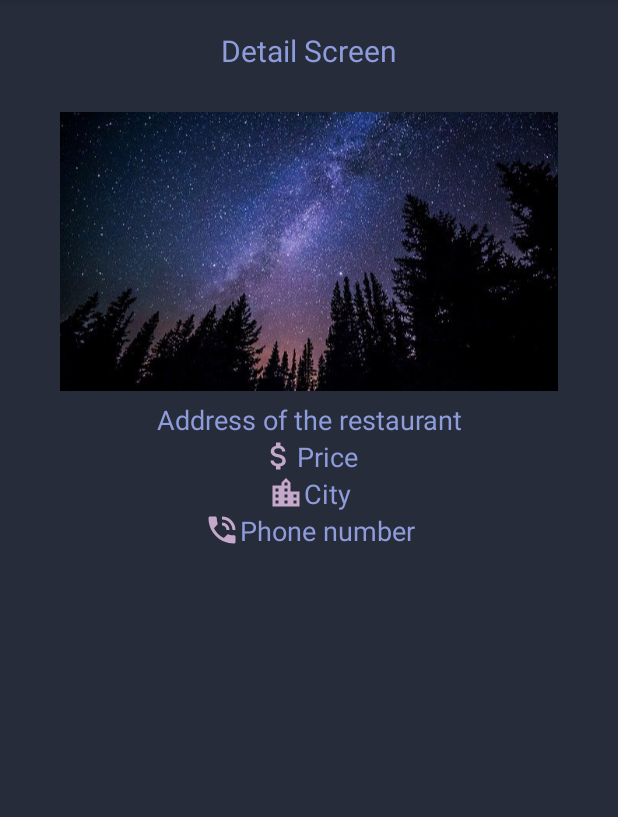
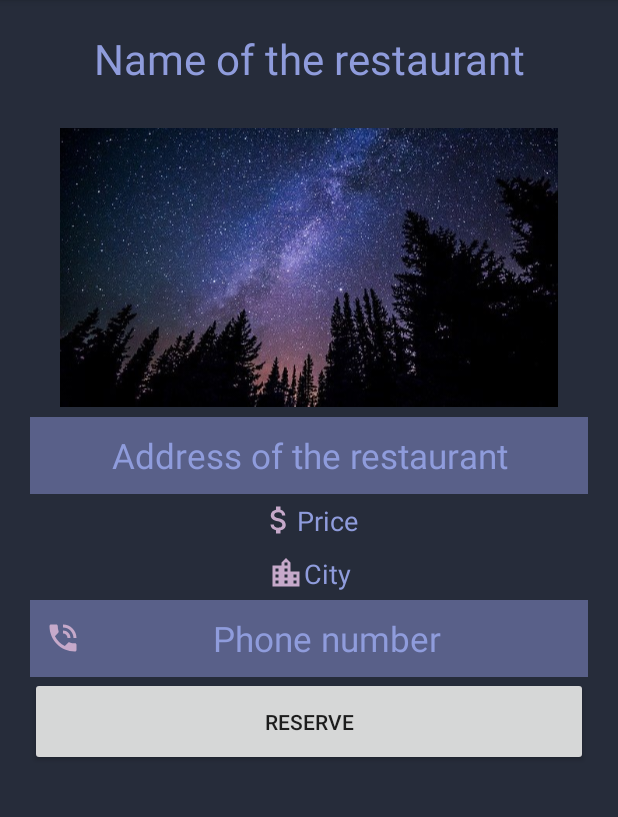
Before and after one commit to Reasz/AndroidProject, an Android app: the fragment DetailScreenFragment placed in its activity, on a phone screen of 412 x 824 dp, the part 84-901 px from its top. Run offline under Robolectric (Android 15) with nearby library versions, the phone set to English and light mode, and no system bars; our stand-ins replace navigation-ui; pictures from the network do not load; 8 statements that could not run were skipped.

Commit message:
DetailScreenFragment.kt, fragment_detail_screen.xml, strings.xml files updated, added a new button for reserve

```diff
--- a/app/src/main/java/com/example/foodproject/frg/DetailScreenFragment.kt
+++ b/app/src/main/java/com/example/foodproject/frg/DetailScreenFragment.kt
@@ -58,6 +58,12 @@ class DetailScreenFragment : Fragment() {
             startActivity(intent)
         }
 
+        view.restaurantDetailReserveButton.setOnClickListener{
+            val intent = Intent(Intent.ACTION_VIEW)
+            intent.data = Uri.parse(args.selectedRestaurant.mobile_reserve_url)
+            startActivity(intent)
+        }
+
         return view
     }
 
--- a/app/src/main/res/layout/fragment_detail_screen.xml
+++ b/app/src/main/res/layout/fragment_detail_screen.xml
@@ -4,81 +4,97 @@
     xmlns:tools="http://schemas.android.com/tools"
     android:layout_width="match_parent"
     android:layout_height="match_parent"
-    tools:context=".frg.DetailScreenFragment"
     android:background="@color/colorBackground"
-    android:padding="20dp">
+    android:padding="20dp"
+    tools:context=".frg.DetailScreenFragment">
 
     <!-- TODO: Update blank fragment layout -->
     <TextView
         android:id="@+id/restaurantDetailTitleTextView"
         android:layout_width="wrap_content"
         android:layout_height="wrap_content"
-        android:text="@string/detail_screen_fragment"
+        android:text="@string/restaurant_title"
         android:textColor="@color/colorAccent"
-        android:textSize="20sp"
-        app:layout_constraintTop_toTopOf="parent"
+        android:textSize="28sp"
+        app:layout_constraintEnd_toEndOf="parent"
         app:layout_constraintStart_toStartOf="parent"
-        app:layout_constraintEnd_toEndOf="parent"
-        />
+        app:layout_constraintTop_toTopOf="parent" />
 
     <ImageView
         android:id="@+id/restaurantDetailImageView"
         android:layout_width="match_parent"
         android:layout_height="200dp"
         android:layout_margin="20dp"
-        tools:src="@tools:sample/backgrounds/scenic"
         android:contentDescription="@string/restaurant_picture"
+        app:layout_constraintEnd_toEndOf="parent"
+        app:layout_constraintStart_toStartOf="parent"
         app:layout_constraintTop_toBottomOf="@id/restaurantDetailTitleTextView"
-        app:layout_constraintStart_toStartOf="parent"
-        app:layout_constraintEnd_toEndOf="parent"
-        />
+        tools:src="@tools:sample/backgrounds/scenic" />
 
     <TextView
         android:id="@+id/restaurantDetailAddressTextView"
-        android:layout_width="wrap_content"
+        android:layout_width="match_parent"
         android:layout_height="wrap_content"
+        android:background="@color/colorPrimaryDark"
+        android:gravity="center"
+        android:padding="10dp"
         android:text="@string/restaurant_address"
         android:textColor="@color/colorAccent"
-        android:textSize="18sp"
-        app:layout_constraintTop_toBottomOf="@id/restaurantDetailImageView"
+        android:textSize="23sp"
+        app:layout_constraintEnd_toEndOf="parent"
         app:layout_constraintStart_toStartOf="parent"
-        app:layout_constraintEnd_toEndOf="parent"/>
+        app:layout_constraintTop_toBottomOf="@id/restaurantDetailImageView" />
 
     <TextView
         android:id="@+id/restaurantDetailPriceTextView"
         android:layout_width="wrap_content"
         android:layout_height="wrap_content"
+        android:padding="5dp"
         android:text="@string/restaurant_price"
         android:textColor="@color/colorAccent"
         android:textSize="18sp"
-        app:layout_constraintTop_toBottomOf="@id/restaurantDetailAddressTextView"
+        app:drawableLeftCompat="@drawable/ic_price"
+        app:layout_constraintEnd_toEndOf="parent"
         app:layout_constraintStart_toStartOf="parent"
-        app:layout_constraintEnd_toEndOf="parent"
-        android:drawableLeft="@drawable/ic_price"/>
+        app:layout_constraintTop_toBottomOf="@id/restaurantDetailAddressTextView" />
 
     <TextView
         android:id="@+id/restaurantDetailCityTextView"
         android:layout_width="wrap_content"
         android:layout_height="wrap_content"
+        android:padding="5dp"
         android:text="@string/city"
         android:textColor="@color/colorAccent"
         android:textSize="18sp"
-        app:layout_constraintTop_toBottomOf="@id/restaurantDetailPriceTextView"
+        app:drawableLeftCompat="@drawable/ic_city"
+        app:layout_constraintEnd_toEndOf="parent"
         app:layout_constraintStart_toStartOf="parent"
-        app:layout_constraintEnd_toEndOf="parent"
-        android:drawableLeft="@drawable/ic_city"/>
+        app:layout_constraintTop_toBottomOf="@id/restaurantDetailPriceTextView" />
 
     <TextView
         android:id="@+id/restaurantDetailPhoneTextView"
-        android:layout_width="wrap_content"
+        android:layout_width="match_parent"
         android:layout_height="wrap_content"
+        android:background="@color/colorPrimaryDark"
+        android:gravity="center"
+        android:padding="10dp"
         android:text="@string/phone"
         android:textColor="@color/colorAccent"
-        android:textSize="18sp"
-        app:layout_constraintTop_toBottomOf="@id/restaurantDetailCityTextView"
+        android:textSize="23sp"
+        app:drawableLeftCompat="@drawable/ic_phone"
+        app:layout_constraintEnd_toEndOf="parent"
         app:layout_constraintStart_toStartOf="parent"
+        app:layout_constraintTop_toBottomOf="@id/restaurantDetailCityTextView" />
+
+    <Button
+        android:id="@+id/restaurantDetailReserveButton"
+        android:layout_width="match_parent"
+        android:layout_height="wrap_content"
+        android:padding="20dp"
+        android:text="@string/reserve"
         app:layout_constraintEnd_toEndOf="parent"
-        android:drawableLeft="@drawable/ic_phone"/>
+        app:layout_constraintStart_toStartOf="parent"
+        app:layout_constraintTop_toBottomOf="@id/restaurantDetailPhoneTextView" />
 
 
 </androidx.constraintlayout.widget.ConstraintLayout>
--- a/app/src/main/res/values/strings.xml
+++ b/app/src/main/res/values/strings.xml
@@ -21,6 +21,7 @@
 
     <string name="city">City</string>
     <string name="phone">Phone number</string>
+    <string name="reserve">Reserve</string>
 
     <string name="username">Username</string>
     <string name="password">Password</string>
```
